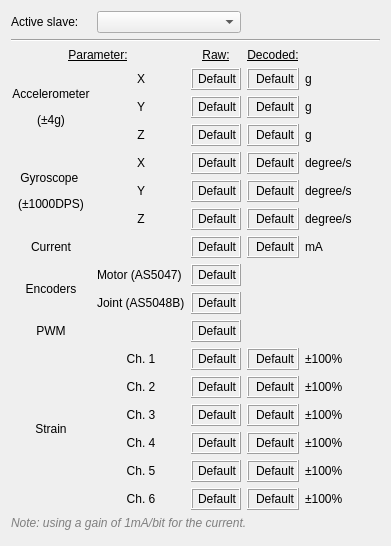
Before: the Qt Designer form ui/w_ricnu.ui in JFDuval/flexsea-plan, drawn with Qt 5.
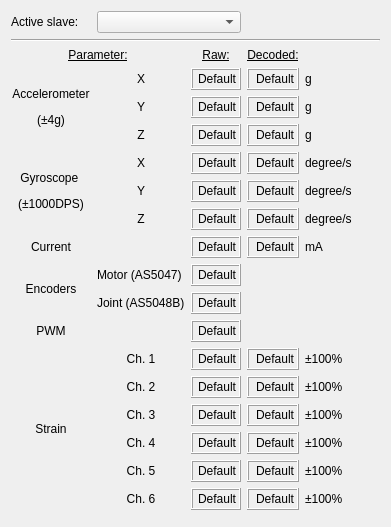
After: the same form once the commit is applied.

Commit message: Bug fix: RICNU motor encoder displayed in Ex, and RICNU values decoded.

What changed in the file:
```diff
--- a/ui/w_ricnu.ui
+++ b/ui/w_ricnu.ui
@@ -7,7 +7,7 @@
     <x>0</x>
     <y>0</y>
     <width>376</width>
-    <height>546</height>
+    <height>527</height>
    </rect>
   </property>
   <property name="sizePolicy">
@@ -1840,13 +1840,6 @@
      </item>
     </layout>
    </item>
-   <item>
-    <widget class="QLabel" name="label_25">
-     <property name="text">
-      <string>&lt;html&gt;&lt;head/&gt;&lt;body&gt;&lt;p&gt;&lt;span style=&quot; font-style:italic; color:#7f7f7f;&quot;&gt;Note: using a gain of 1mA/bit for the current.&lt;/span&gt;&lt;/p&gt;&lt;/body&gt;&lt;/html&gt;</string>
-     </property>
-    </widget>
-   </item>
    <item>
     <spacer name="verticalSpacer">
      <property name="orientation">
```
The commit also changes 1 other file.
